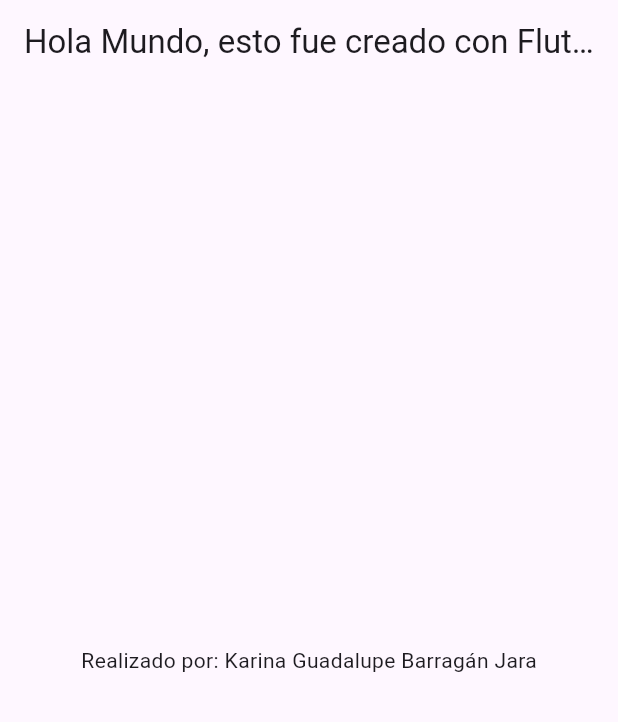
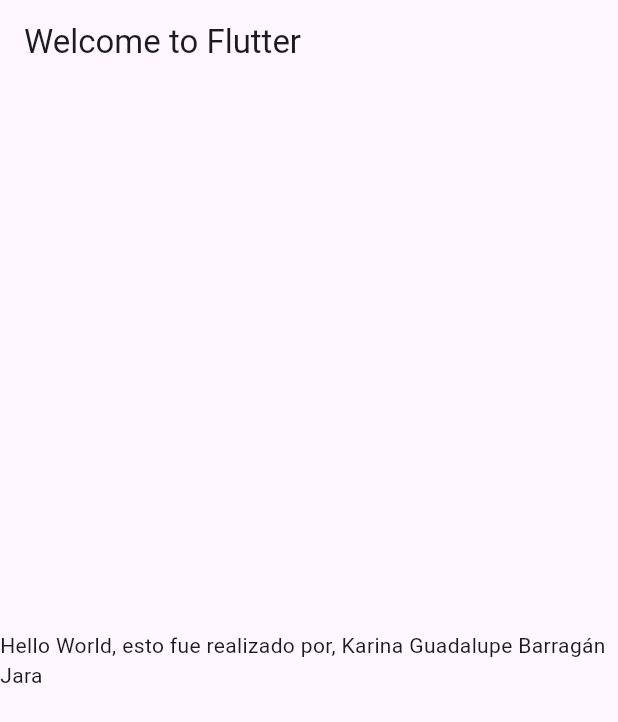
Before and after one commit to karina725/desarrollo_app, a Flutter app: the screen it shows after launch, on a phone screen of 412 x 824 dp. Shown: the top 722 px of the screen. Run offline on Flutter 3.47's test engine with Material 3 defaults, Android fonts, the phone set to English and light mode, and no system bars.

Commit message:
Update main.dart

```diff
--- a/appmovil/lib/main.dart
+++ b/appmovil/lib/main.dart
@@ -9,10 +9,10 @@ class appmovil extends StatelessWidget{
     return MaterialApp(
       home:Scaffold(
         appBar: AppBar(
-          title: Text("Hola Mundo, esto fue creado con Flutter y VSC"),
+          title: Text("Welcome to Flutter"),
         ),
         body:Center(
-          child: const Text("Realizado por: Karina Guadalupe Barragán Jara"),
+          child: const Text("Hello World, esto fue realizado por, Karina Guadalupe Barragán Jara"),
         ),
       ),
     );
```
